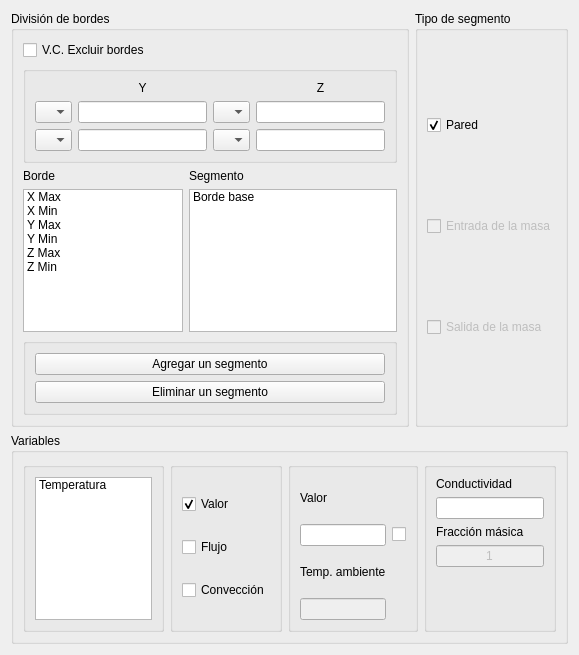
Above: bordes_window/ui/bordes_window.ui from luisdavidrodm/PrePRODIC3D before the change. Below: the same form after it.
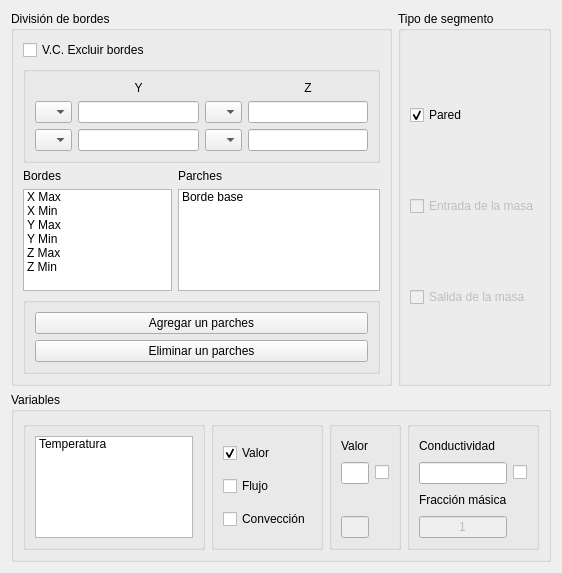
That is the form after the change. Icons and pictures are not drawn.

Commit message: Cambios visuales y recursos para agregar logo a interfaz

```diff
--- a/bordes_window/ui/bordes_window.ui
+++ b/bordes_window/ui/bordes_window.ui
@@ -6,8 +6,8 @@
    <rect>
     <x>0</x>
     <y>0</y>
-    <width>579</width>
-    <height>655</height>
+    <width>562</width>
+    <height>573</height>
    </rect>
   </property>
   <property name="windowTitle">
@@ -93,7 +93,7 @@
          <item row="5" column="0">
           <widget class="QLabel" name="lb_variable">
            <property name="text">
-            <string>Temp. ambiente</string>
+            <string/>
            </property>
           </widget>
          </item>
@@ -125,10 +125,7 @@
         <property name="title">
          <string/>
         </property>
-        <property name="alignment">
-         <set>Qt::AlignCenter</set>
-        </property>
-        <layout class="QFormLayout" name="formLayout">
+        <layout class="QGridLayout" name="gridLayout_4">
          <item row="0" column="0">
           <widget class="QLabel" name="label">
            <property name="text">
@@ -149,26 +146,13 @@
            </property>
           </widget>
          </item>
-         <item row="2" column="0">
+         <item row="3" column="0">
           <widget class="QLabel" name="label_6">
            <property name="text">
             <string>Fracción másica</string>
            </property>
           </widget>
          </item>
-         <item row="3" column="0">
-          <widget class="QLineEdit" name="le_fracmass">
-           <property name="enabled">
-            <bool>false</bool>
-           </property>
-           <property name="text">
-            <string>1</string>
-           </property>
-           <property name="alignment">
-            <set>Qt::AlignCenter</set>
-           </property>
-          </widget>
-         </item>
          <item row="1" column="0">
           <widget class="QLineEdit" name="le_k">
            <property name="placeholderText">
@@ -176,6 +160,19 @@
            </property>
           </widget>
          </item>
+         <item row="4" column="0">
+          <widget class="QLineEdit" name="le_fracmass">
+           <property name="enabled">
+            <bool>false</bool>
+           </property>
+           <property name="text">
+            <string>1</string>
+           </property>
+           <property name="alignment">
+            <set>Qt::AlignCenter</set>
+           </property>
+          </widget>
+         </item>
         </layout>
        </widget>
       </item>
@@ -239,14 +236,14 @@
          <item>
           <widget class="QPushButton" name="pb_addpatch">
            <property name="text">
-            <string>Agregar un segmento</string>
+            <string>Agregar un parches</string>
            </property>
           </widget>
          </item>
          <item>
           <widget class="QPushButton" name="pb_rempatch">
            <property name="text">
-            <string>Eliminar un segmento</string>
+            <string>Eliminar un parches</string>
            </property>
           </widget>
          </item>
@@ -256,7 +253,7 @@
       <item row="3" column="0" colspan="2">
        <widget class="QLabel" name="label_2">
         <property name="text">
-         <string>Borde</string>
+         <string>Bordes</string>
         </property>
        </widget>
       </item>
@@ -439,7 +436,7 @@
       <item row="3" column="3">
        <widget class="QLabel" name="label_3">
         <property name="text">
-         <string>Segmento</string>
+         <string>Parches</string>
         </property>
        </widget>
       </item>
```
Left out of the diff: 10 changed lines with no effect on the pictures. The commit also changes 13 other files.
